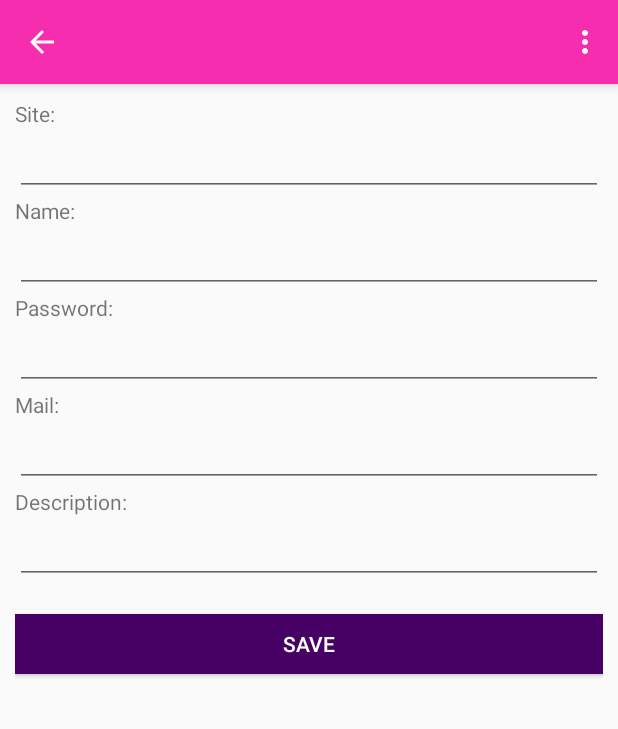
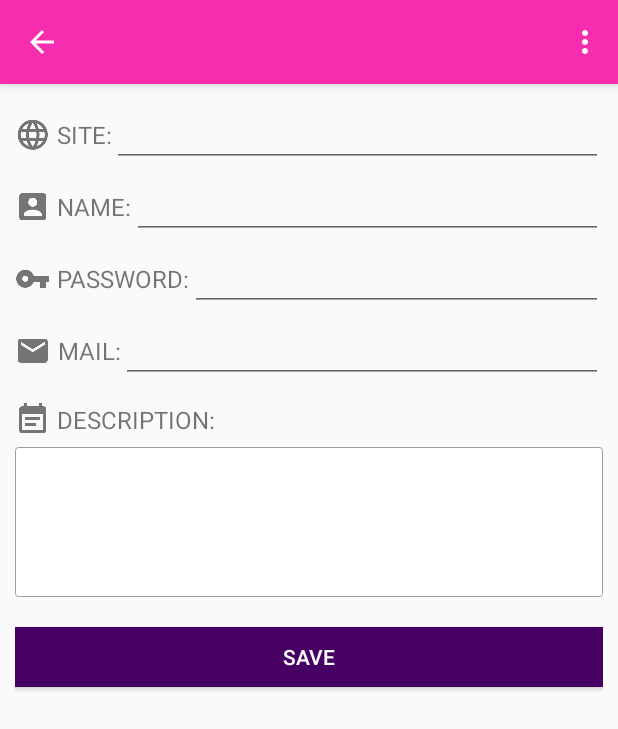
Before and after one commit to liueq/Keyper, an Android app: the AccountDetailActivity screen opened directly, with no data from a screen before it, on a phone screen of 412 x 824 dp. Shown: the top 729 px of the screen. Run offline under Robolectric (Android 15) with nearby library versions, the phone set to English and light mode, and no system bars; our stand-ins replace ButterKnife, Dagger/Hilt's generated code; libraries missing offline, so code that uses them is left out: net.sqlcipher, net.sqlcipher.database; 1 statement that could not run was skipped.

Commit message:
重新布局了AccountDetail界面，暂时想不出一个特别好看的方案

```diff
--- /dev/null
+++ b/app/src/main/res/drawable-v21/edit_bg.xml
@@ -0,0 +1,8 @@
+<?xml version="1.0" encoding="utf-8"?>
+<shape xmlns:android="http://schemas.android.com/apk/res/android"
+    android:shape="rectangle">
+    <corners android:radius="2dp"/>
+    <solid android:color="@color/white"/>
+    <stroke android:color="@color/grey"
+        android:width="0.5dp"/>
+</shape>
--- a/app/src/main/res/drawable-v21/list_item_bg.xml
+++ b/app/src/main/res/drawable-v21/list_item_bg.xml
@@ -4,7 +4,7 @@
 
     <item>
         <shape android:shape="rectangle">
-            <corners android:radius="5.0dp"/>
+            <corners android:radius="2.0dp"/>
             <solid android:color="@android:color/white"/>
             <padding android:left="10dp"
                      android:right="10dp"/>
--- a/app/src/main/res/drawable-v21/ripple_commit_bg.xml
+++ b/app/src/main/res/drawable-v21/ripple_commit_bg.xml
@@ -1,7 +1,9 @@
 <?xml version="1.0" encoding="utf-8"?>
 <ripple xmlns:android="http://schemas.android.com/apk/res/android"
-    android:color="@android:color/white">
-    <item >
+    android:color="@android:color/white" >
+
+    <item>
         <color android:color="?attr/colorAccent"/>
     </item>
+
 </ripple>
--- a/app/src/main/res/layout/activity_account_detail.xml
+++ b/app/src/main/res/layout/activity_account_detail.xml
@@ -1,9 +1,9 @@
 <LinearLayout
     xmlns:android="http://schemas.android.com/apk/res/android"
+    xmlns:app="http://schemas.android.com/apk/res-auto"
     xmlns:tools="http://schemas.android.com/tools"
     android:layout_width="match_parent"
     android:layout_height="match_parent"
-    xmlns:app="http://schemas.android.com/apk/res-auto"
     android:orientation="vertical"
     tools:context="com.liueq.testdagger.activity.AccountDetailActivity">
 
@@ -19,91 +19,155 @@
     <ScrollView
         android:layout_width="match_parent"
         android:layout_height="match_parent">
+
         <LinearLayout
             android:id="@+id/linear"
             android:layout_width="match_parent"
             android:layout_height="match_parent"
             android:layout_margin="10dp"
             android:orientation="vertical">
+
+            <LinearLayout
+                android:layout_width="match_parent"
+                android:layout_height="?android:listPreferredItemHeightSmall"
+                android:gravity="center"
+                android:orientation="horizontal">
+
                 <TextView
                     android:id="@+id/tv_site"
                     android:layout_width="wrap_content"
                     android:layout_height="wrap_content"
-                android:text="@string/site"
+                    android:drawableLeft="@mipmap/ic_language_grey600_24dp"
+                    android:drawablePadding="4dp"
                     android:focusable="true"
                     android:focusableInTouchMode="true"
-                tools:text="Site: "/>
+                    android:gravity="center"
+                    android:text="@string/site"
+                    android:textSize="16sp"
+                    tools:text="SITE: "/>
 
                 <EditText
                     android:id="@+id/et_site"
                     android:layout_width="match_parent"
                     android:layout_height="wrap_content"
                     android:singleLine="true"
+                    android:textSize="16sp"
                     tools:text="www.google.com"/>
+
+            </LinearLayout>
+
+            <LinearLayout
+                android:layout_width="match_parent"
+                android:layout_height="?android:listPreferredItemHeightSmall"
+                android:gravity="center"
+                android:orientation="horizontal">
 
                 <TextView
                     android:id="@+id/tv_name"
                     android:layout_width="wrap_content"
                     android:layout_height="wrap_content"
+                    android:drawableLeft="@mipmap/ic_account_box_grey600_24dp"
+                    android:drawablePadding="4dp"
+                    android:gravity="center"
                     android:text="@string/name"
-                tools:text="Name: "/>
+                    android:textSize="16sp"
+                    tools:text="NAME: "/>
 
                 <EditText
                     android:id="@+id/et_name"
                     android:layout_width="match_parent"
                     android:layout_height="wrap_content"
                     android:singleLine="true"
+                    android:textSize="16sp"
                     tools:text="liueq"/>
+
+            </LinearLayout>
+
+            <LinearLayout
+                android:layout_width="match_parent"
+                android:layout_height="?android:listPreferredItemHeightSmall"
+                android:gravity="center"
+                android:orientation="horizontal">
 
                 <TextView
                     android:id="@+id/tv_password"
                     android:layout_width="wrap_content"
                     android:layout_height="wrap_content"
+                    android:drawableLeft="@mipmap/ic_vpn_key_grey600_24dp"
+                    android:drawablePadding="4dp"
+                    android:gravity="center"
                     android:text="@string/password"
-                tools:text="Password: "/>
+                    android:textSize="16sp"
+                    tools:text="PASSWORD: "/>
 
                 <EditText
                     android:id="@+id/et_password"
                     android:layout_width="match_parent"
                     android:layout_height="wrap_content"
                     android:singleLine="true"
+                    android:textSize="16sp"
                     tools:text="******"/>
+
+            </LinearLayout>
+
+            <LinearLayout
+                android:layout_width="match_parent"
+                android:layout_height="?android:listPreferredItemHeightSmall"
+                android:gravity="center"
+                android:orientation="horizontal">
 
                 <TextView
                     android:id="@+id/tv_mail"
                     android:layout_width="wrap_content"
                     android:layout_height="wrap_content"
+                    android:drawableLeft="@mipmap/ic_mail_grey600_24dp"
+                    android:drawablePadding="4dp"
+                    android:gravity="center"
                     android:text="@string/mail"
-                tools:text="Mail:"/>
+                    android:textSize="16sp"
+                    tools:text="MAIL:"/>
 
                 <EditText
                     android:id="@+id/et_mail"
                     android:layout_width="match_parent"
                     android:layout_height="wrap_content"
                     android:singleLine="true"
+                    android:textSize="16sp"
                     tools:text="xxx@gmail.com"/>
+            </LinearLayout>
+
 
             <TextView
                 android:id="@+id/tv_desc"
                 android:layout_width="wrap_content"
                 android:layout_height="wrap_content"
+                android:layout_marginTop="10dp"
+                android:drawableLeft="@mipmap/ic_event_note_grey600_24dp"
+                android:drawablePadding="4dp"
+                android:gravity="center"
                 android:text="@string/description"
-                tools:text="Description: "/>
+                android:textSize="16sp"
+                tools:text="DESCRIPTION: "/>
 
             <EditText
                 android:id="@+id/et_desc"
                 android:layout_width="match_parent"
                 android:layout_height="wrap_content"
+                android:layout_marginTop="6dp"
+                android:minHeight="100dp"
+                android:gravity="left|top"
+                android:textSize="16sp"
+                android:background="@drawable/edit_bg"
+                android:padding="6dp"
                 tools:text="My Google account."/>
-
 
             <Button
                 android:id="@+id/btn_commit"
                 android:layout_width="match_parent"
                 android:layout_height="40dp"
+                android:layout_marginBottom="20dp"
+                android:layout_marginTop="20dp"
                 android:background="@drawable/commit_btn_bg"
-                android:layout_marginTop="20dp"
-                android:layout_marginBottom="20dp"
                 android:text="Save"
                 android:textColor="@android:color/white"
                 />
--- a/app/src/main/res/layout/fragment_list.xml
+++ b/app/src/main/res/layout/fragment_list.xml
@@ -1,9 +1,10 @@
 <?xml version="1.0" encoding="utf-8"?>
 <LinearLayout xmlns:android="http://schemas.android.com/apk/res/android"
               xmlns:app="http://schemas.android.com/apk/res-auto"
-              android:orientation="vertical"
               android:layout_width="match_parent"
-              android:layout_height="match_parent">
+              android:layout_height="match_parent"
+              android:background="@color/material_grey_300"
+              android:orientation="vertical">
 
     <android.support.v7.widget.RecyclerView
         android:id="@+id/recycler"
--- a/app/src/main/res/values/strings.xml
+++ b/app/src/main/res/values/strings.xml
@@ -5,11 +5,11 @@
     <string name="action_settings">Settings</string>
     <string name="main_activity_title">IPassword</string>
 
-    <string name="site">Site:</string>
-    <string name="name">Name:</string>
-    <string name="password">Password:</string>
-    <string name="mail">Mail:</string>
-    <string name="description">Description:</string>
+    <string name="site">SITE:</string>
+    <string name="name">NAME:</string>
+    <string name="password">PASSWORD:</string>
+    <string name="mail">MAIL:</string>
+    <string name="description">DESCRIPTION:</string>
 
     <string name="action_delete">Delete</string>
     <string name="search_hint">Search</string>
```
Also changed, not shown: app/src/main/res/mipmap-xxhdpi/ic_account_box_grey600_24dp.png (added), app/src/main/res/mipmap-xxhdpi/ic_event_note_grey600_24dp.png (added), app/src/main/res/mipmap-xxhdpi/ic_language_grey600_24dp.png (added), app/src/main/res/mipmap-xxhdpi/ic_mail_grey600_24dp.png (added), app/src/main/res/mipmap-xxhdpi/ic_vpn_key_grey600_24dp.png (added), 1 other file. Lines whose indentation alone changed are shown as unchanged.
